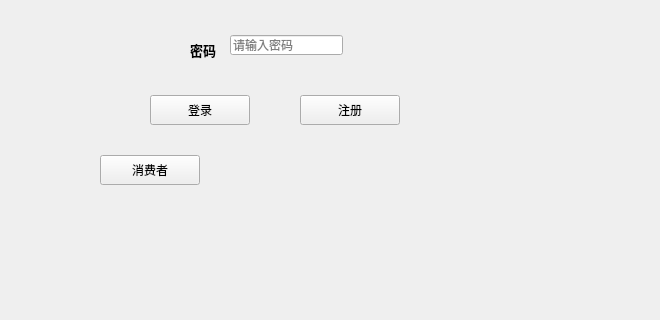
Before: the Qt Designer form login.ui in chichuxwx/Food-delivery-platform, drawn with Qt 5; both pictures show x 0 to 660 and y 205 to 525 of the 800 by 836 pixel window.
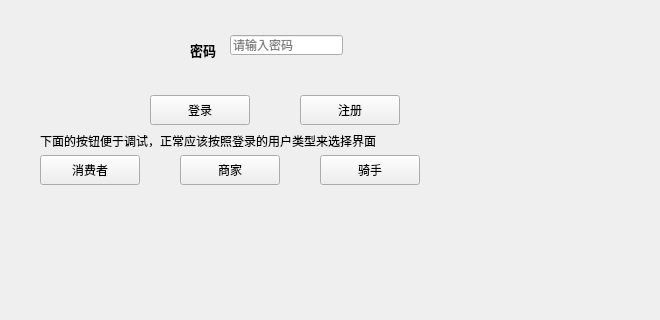
After: the same form once the commit is applied.

Patch:
```diff
--- a/login.ui
+++ b/login.ui
@@ -201,7 +201,7 @@
    <widget class="QPushButton" name="pushButton_3">
     <property name="geometry">
      <rect>
-      <x>100</x>
+      <x>40</x>
       <y>360</y>
       <width>100</width>
       <height>30</height>
@@ -217,6 +217,63 @@
      <string>消费者</string>
     </property>
    </widget>
+   <widget class="QPushButton" name="pushButton_4">
+    <property name="geometry">
+     <rect>
+      <x>320</x>
+      <y>360</y>
+      <width>100</width>
+      <height>30</height>
+     </rect>
+    </property>
+    <property name="minimumSize">
+     <size>
+      <width>100</width>
+      <height>30</height>
+     </size>
+    </property>
+    <property name="text">
+     <string>骑手</string>
+    </property>
+   </widget>
+   <widget class="QPushButton" name="pushButton_5">
+    <property name="geometry">
+     <rect>
+      <x>180</x>
+      <y>360</y>
+      <width>100</width>
+      <height>30</height>
+     </rect>
+    </property>
+    <property name="minimumSize">
+     <size>
+      <width>100</width>
+      <height>30</height>
+     </size>
+    </property>
+    <property name="text">
+     <string>商家</string>
+    </property>
+   </widget>
+   <widget class="QLabel" name="label_4">
+    <property name="geometry">
+     <rect>
+      <x>40</x>
+      <y>340</y>
+      <width>500</width>
+      <height>12</height>
+     </rect>
+    </property>
+    <property name="minimumSize">
+     <size>
+      <width>500</width>
+      <height>0</height>
+     </size>
+    </property>
+    <property name="text">
+     <string>下面的按钮便于调试，正常应该按照登录的用户类型来选择界面</string>
+    </property>
+   </widget>
   </widget>
   <widget class="QMenuBar" name="menubar">
    <property name="geometry">
```
